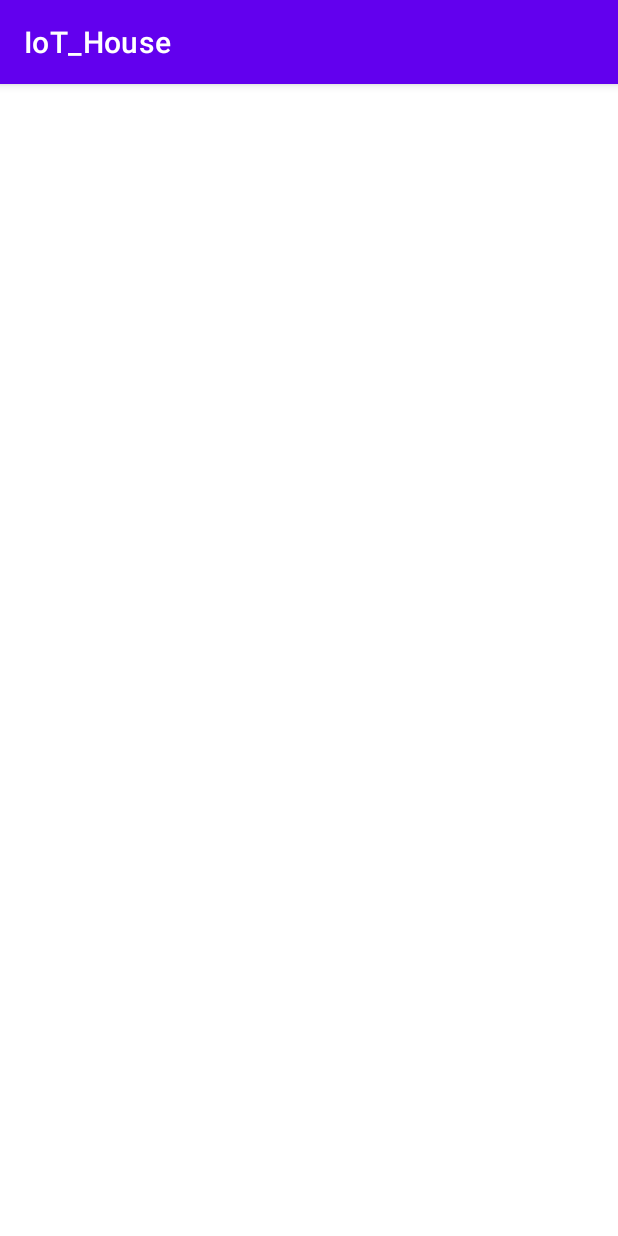
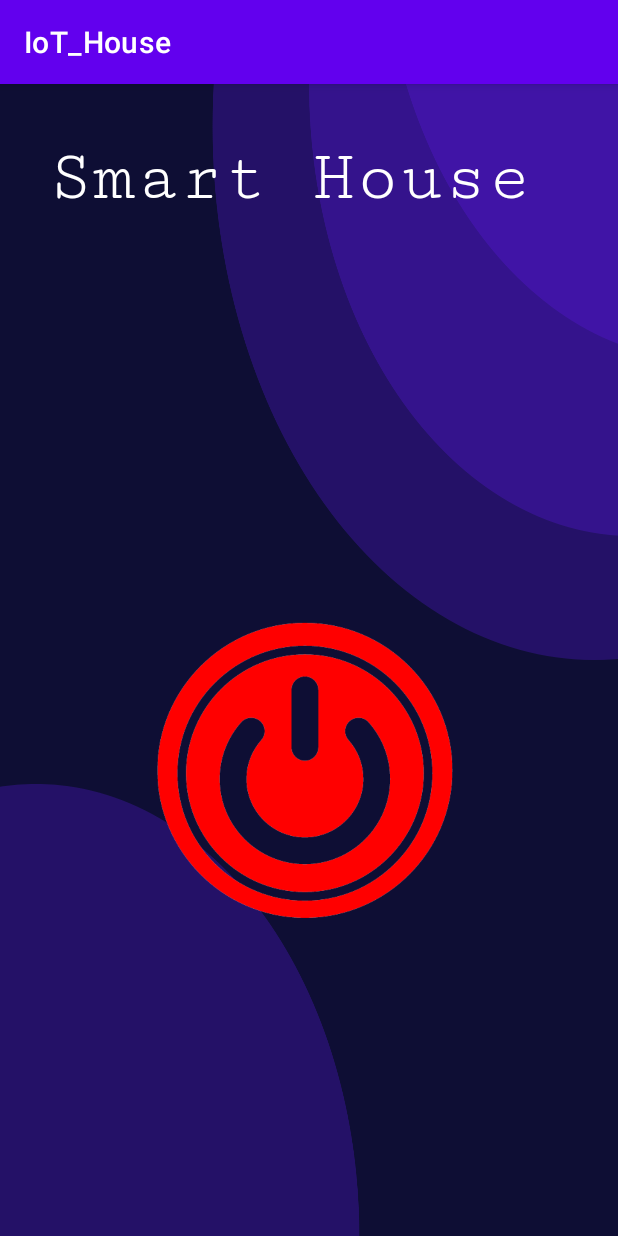
Before and after one commit to Vicente105/IoT_House, an Android app: the MainActivity7 screen opened directly, with no data from a screen before it, on a phone screen of 412 x 824 dp. Run offline under Robolectric (Android 15) with nearby library versions, the phone set to English and light mode, and no system bars.

Commit message:
Agregamos las activity_main de la 5 a la 7

```diff
--- a/app/src/main/java/com/example/iot_house/MainActivity2.java
+++ b/app/src/main/java/com/example/iot_house/MainActivity2.java
@@ -58,6 +58,8 @@ public class MainActivity2 extends AppCompatActivity {
         ivriego.setOnClickListener(new View.OnClickListener() {
             @Override
             public void onClick(View v) {
+                Intent inicio=new Intent(MainActivity2.this, MainActivity7.class);
+                startActivity(inicio);
 
             }
         });
--- a/app/src/main/java/com/example/iot_house/MainActivity7.java
+++ b/app/src/main/java/com/example/iot_house/MainActivity7.java
@@ -1,14 +1,39 @@
 package com.example.iot_house;
 
 import androidx.appcompat.app.AppCompatActivity;
-
 import android.os.Bundle;
+import android.view.View;
+import android.widget.ImageView;
 
 public class MainActivity7 extends AppCompatActivity {
+    ImageView btnriego;
+    boolean isOpen = false;
 
     @Override
     protected void onCreate(Bundle savedInstanceState) {
         super.onCreate(savedInstanceState);
         setContentView(R.layout.activity_main7);
+
+        btnriego = findViewById(R.id.btnriego);
+
+        // Establecer la imagen inicial según el estado actual
+        if (isOpen) {
+            btnriego.setImageResource(R.drawable.encedido);
+        } else {
+            btnriego.setImageResource(R.drawable.apaga);
+        }
+
+        btnriego.setOnClickListener(new View.OnClickListener() {
+            @Override
+            public void onClick(View v) {
+                // Cambiar el estado y la imagen del botón al hacer clic
+                isOpen = !isOpen;
+                if (isOpen) {
+                    btnriego.setImageResource(R.drawable.encedido);
+                } else {
+                    btnriego.setImageResource(R.drawable.apaga);
+                }
+            }
+        });
     }
 }
--- a/app/src/main/res/layout-land/activity_main7.xml
+++ b/app/src/main/res/layout-land/activity_main7.xml
@@ -1,6 +1,52 @@
 <?xml version="1.0" encoding="utf-8"?>
-<androidx.constraintlayout.widget.ConstraintLayout xmlns:android="http://schemas.android.com/apk/res/android"
+<ScrollView
+    xmlns:android="http://schemas.android.com/apk/res/android"
+    xmlns:app="http://schemas.android.com/apk/res-auto"
+    xmlns:tools="http://schemas.android.com/tools"
     android:layout_width="match_parent"
-    android:layout_height="match_parent">
+    android:layout_height="match_parent"
+    android:background="@drawable/back">
 
-</androidx.constraintlayout.widget.ConstraintLayout>
+    <androidx.constraintlayout.widget.ConstraintLayout
+        android:layout_width="match_parent"
+        android:layout_height="wrap_content">
+
+        <TextView
+            android:id="@+id/tvApp"
+            android:layout_width="wrap_content"
+            android:layout_height="wrap_content"
+            android:layout_marginStart="216dp"
+            android:layout_marginTop="16dp"
+            android:fontFamily="serif-monospace"
+            android:text="Smart House"
+            android:textColor="#FFFFFF"
+            android:textSize="48sp"
+            app:layout_constraintStart_toStartOf="parent"
+            app:layout_constraintTop_toTopOf="parent" />
+
+        <TextView
+            android:id="@+id/tvnivev"
+            android:layout_width="wrap_content"
+            android:layout_height="wrap_content"
+            android:layout_marginStart="160dp"
+            android:layout_marginTop="108dp"
+            android:text=" "
+            android:textColor="#FFFFFF"
+            android:textSize="34sp"
+            app:layout_constraintStart_toStartOf="parent"
+            app:layout_constraintTop_toBottomOf="@+id/tvApp" />
+
+        <ImageView
+            android:id="@+id/btnriego"
+            android:layout_width="198dp"
+            android:layout_height="188dp"
+            android:layout_marginStart="316dp"
+            android:layout_marginTop="28dp"
+            app:layout_constraintStart_toEndOf="@+id/tvnivev"
+            app:layout_constraintTop_toBottomOf="@+id/tvApp"
+            app:srcCompat="@drawable/apaga" />
+
+
+    </androidx.constraintlayout.widget.ConstraintLayout>
+
+</ScrollView>
--- a/app/src/main/res/layout/activity_main7.xml
+++ b/app/src/main/res/layout/activity_main7.xml
@@ -4,6 +4,43 @@
     xmlns:tools="http://schemas.android.com/tools"
     android:layout_width="match_parent"
     android:layout_height="match_parent"
+    android:background="@drawable/back"
     tools:context=".MainActivity7">
 
+    <TextView
+        android:id="@+id/tvApp"
+        android:layout_width="wrap_content"
+        android:layout_height="wrap_content"
+        android:layout_marginStart="32dp"
+        android:layout_marginTop="36dp"
+        android:fontFamily="serif-monospace"
+        android:text="Smart House"
+        android:textColor="#FFFFFF"
+        android:textSize="48sp"
+        app:layout_constraintStart_toStartOf="parent"
+        app:layout_constraintTop_toTopOf="parent" />
+
+    <TextView
+        android:id="@+id/tvnivev"
+        android:layout_width="wrap_content"
+        android:layout_height="wrap_content"
+        android:layout_marginStart="200dp"
+        android:layout_marginTop="96dp"
+        android:text=" "
+        android:textColor="#FFFFFF"
+        android:textSize="34sp"
+        app:layout_constraintStart_toStartOf="parent"
+        app:layout_constraintTop_toBottomOf="@+id/tvApp" />
+
+    <ImageView
+        android:id="@+id/btnriego"
+        android:layout_width="234dp"
+        android:layout_height="213dp"
+        android:layout_marginStart="88dp"
+        android:layout_marginTop="120dp"
+        app:layout_constraintStart_toStartOf="parent"
+        app:layout_constraintTop_toBottomOf="@+id/tvnivev"
+        app:srcCompat="@drawable/apaga" />
+
+
 </androidx.constraintlayout.widget.ConstraintLayout>
```
Also changed, not shown: app/src/main/res/drawable/apaga.png (added), app/src/main/res/drawable/encedido.png (added).
